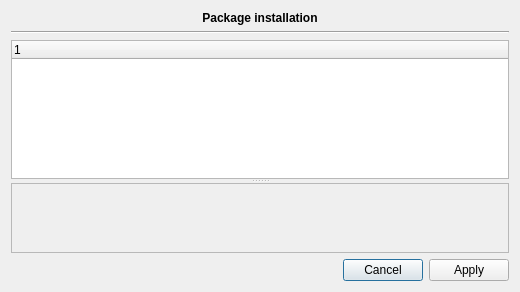
Qt form libs/datapackutils/widgets/packprocessdialog.ui (FreeHealth/freehealth) before a commit.
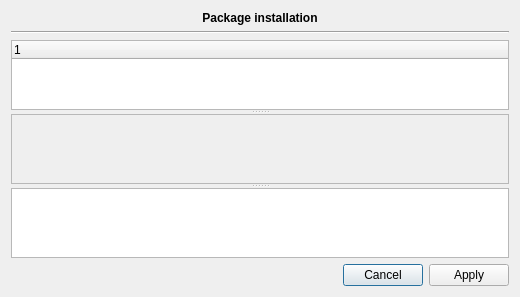
The same form after that commit. Custom widgets are drawn as their Qt base class.

Commit message: DataPack: - checking MD5 of downloaded zip file. - messages in packprocessdialog

Diff of the .ui file:
```diff
--- a/libs/datapackutils/widgets/packprocessdialog.ui
+++ b/libs/datapackutils/widgets/packprocessdialog.ui
@@ -59,11 +59,12 @@
          <x>0</x>
          <y>0</y>
          <width>494</width>
-         <height>76</height>
+         <height>56</height>
         </rect>
        </property>
       </widget>
      </widget>
+     <widget class="QTextBrowser" name="textBrowser"/>
     </widget>
    </item>
    <item row="3" column="0">
```
The commit also changes 2 other files.
